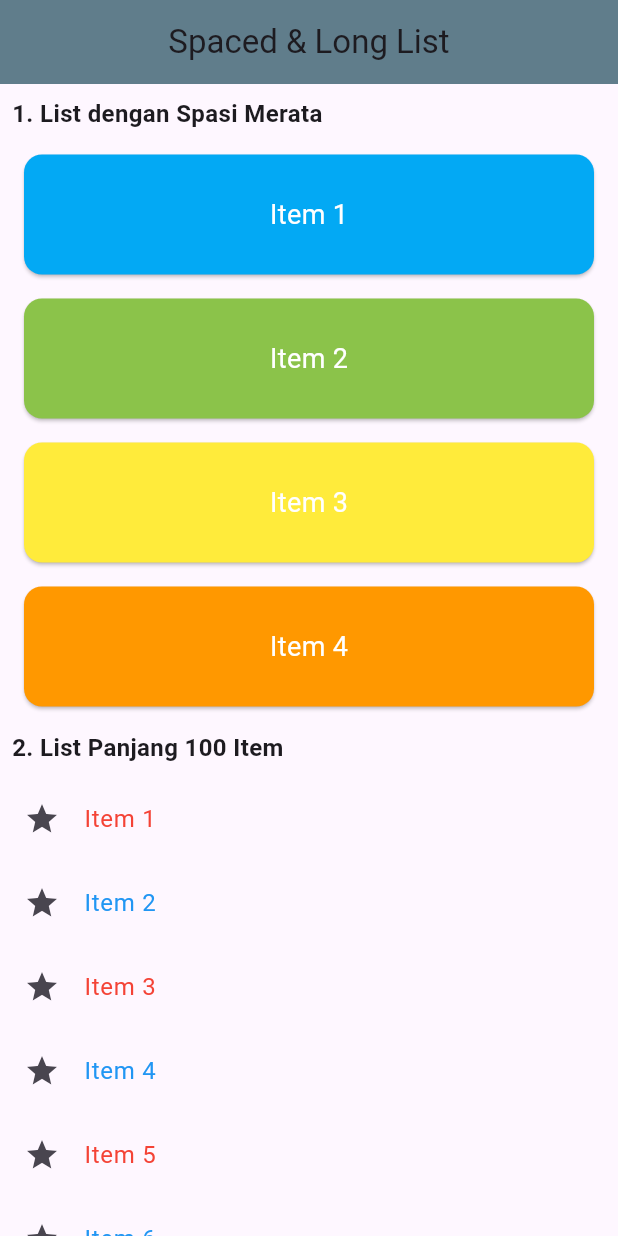
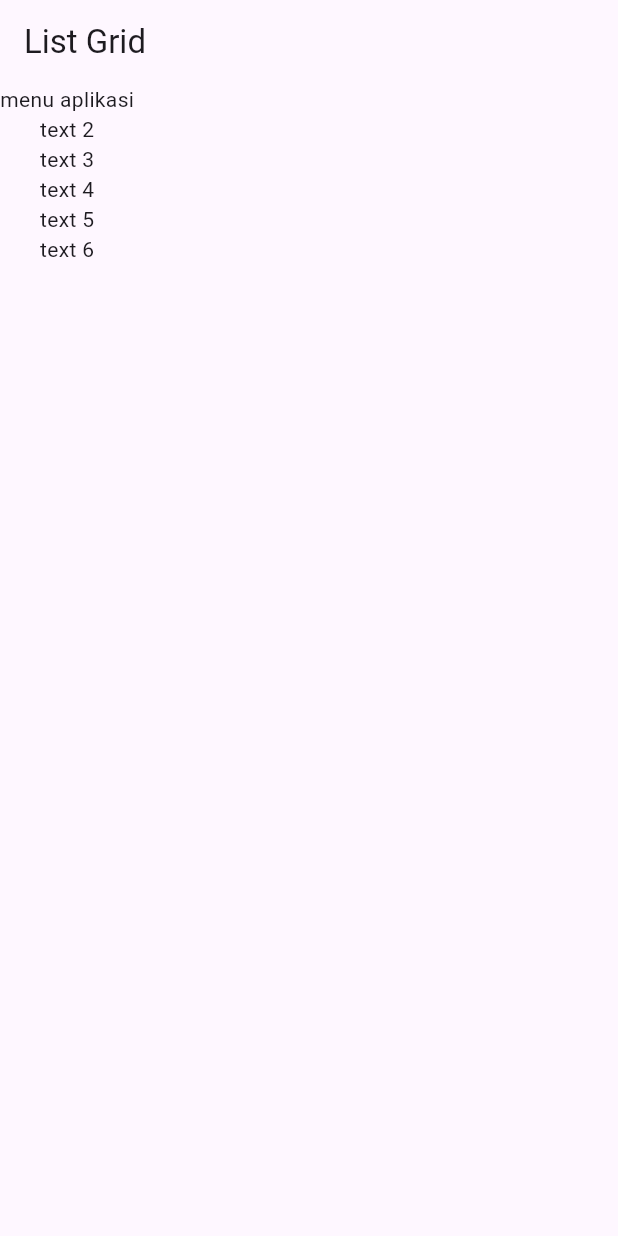
Before and after one commit to Thoriq0509/proyek_flutter_pertama, a Flutter app: the screen it shows after launch, on a phone screen of 412 x 824 dp. Run offline on Flutter 3.47's test engine with Material 3 defaults, Android fonts, the phone set to English and light mode, and no system bars.

Commit message:
column_row

```diff
--- a/lib/layout_listview_vertikal.dart
+++ b/lib/layout_listview_vertikal.dart
@@ -6,12 +6,12 @@ class LayoutVertikal extends StatelessWidget {
   @override
   Widget build(BuildContext context) {
     return Scaffold(
-      appBar: AppBar(title: Text('ListView Vertikal')),
+      appBar: AppBar(title: Text('ListView')),
       body: ListView(
-        children: <Widget>[
-          ListTile(leading: Icon(Icons.map), title: Text('Map')),
+        children: [
+          ListTile(leading: Icon(Icons.camera ), title: Text('Camera')),
           ListTile(leading: Icon(Icons.photo_album), title: Text('Album')),
-          ListTile(leading: Icon(Icons.phone), title: Text('Phone')),
+          ListTile(leading: Icon(Icons.music_note), title: Text('music')),
         ]
       )
     );
--- /dev/null
+++ b/lib/listgrid_view.dart
@@ -0,0 +1,22 @@
+import 'package:flutter/material.dart';
+
+class ListviewGrid extends StatelessWidget {
+  const ListviewGrid({super.key});
+
+  @override
+  Widget build(BuildContext context) {
+    return Scaffold(
+      appBar: AppBar(title: Text('List Grid')),
+      body: Column(
+        children: [
+          Text("menu aplikasi"),
+          Text("text 2"),
+          Text("text 3"),
+          Text("text 4"),
+          Text("text 5"),
+          Text("text 6"),
+        ]
+      )
+    );
+  }
+}
--- a/lib/main.dart
+++ b/lib/main.dart
@@ -7,6 +7,9 @@ import 'package:proyek_flutter_pertama/layout_listview_vertikal.dart';
 import 'package:proyek_flutter_pertama/spaced_list2.dart';
 import 'package:proyek_flutter_pertama/long_list.dart';
 import 'package:proyek_flutter_pertama/combined_list.dart';
+import 'package:proyek_flutter_pertama/profil.dart';
+import 'package:proyek_flutter_pertama/column_row.dart';
+import 'package:proyek_flutter_pertama/listgrid_view.dart';
 
 
 void main() {
@@ -21,7 +24,7 @@ class MainApp extends StatelessWidget {
     return MaterialApp(
       title: 'Aplikasi Flutter Thoriq',
       debugShowCheckedModeBanner: false,
-      home: const SpacedAndLongList(),
+      home: const ListviewGrid(),
     );
   }
 }
```
Also changed, not shown: lib/column_row.dart (added, +64 -0 lines), lib/profil.dart (added, +38 -0 lines).
